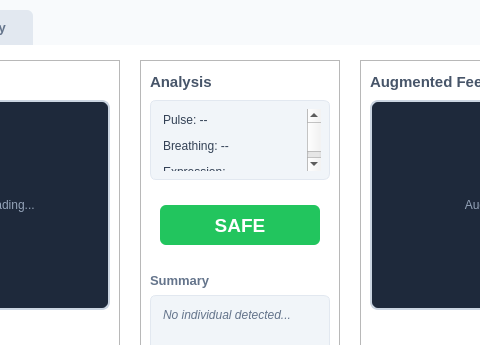
Jurassic001/helm, file gui/designer2.ui: the form before one commit; both pictures show x 210 to 690 and y 0 to 345 of the 900 by 580 pixel window.
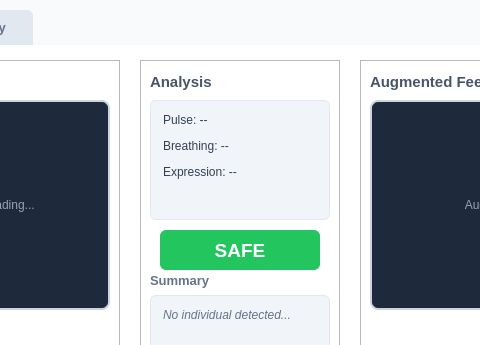
The form after the commit.

Commit message: display collected information in GUI

Diff of the .ui file:
```diff
--- a/gui/designer2.ui
+++ b/gui/designer2.ui
@@ -224,7 +224,7 @@
        <x>350</x>
        <y>55</y>
        <width>180</width>
-       <height>80</height>
+       <height>120</height>
       </rect>
      </property>
      <property name="html">
@@ -244,7 +244,7 @@
      <property name="geometry">
       <rect>
        <x>360</x>
-       <y>160</y>
+       <y>185</y>
        <width>160</width>
        <height>40</height>
       </rect>
```
The commit also changes 4 other files.
